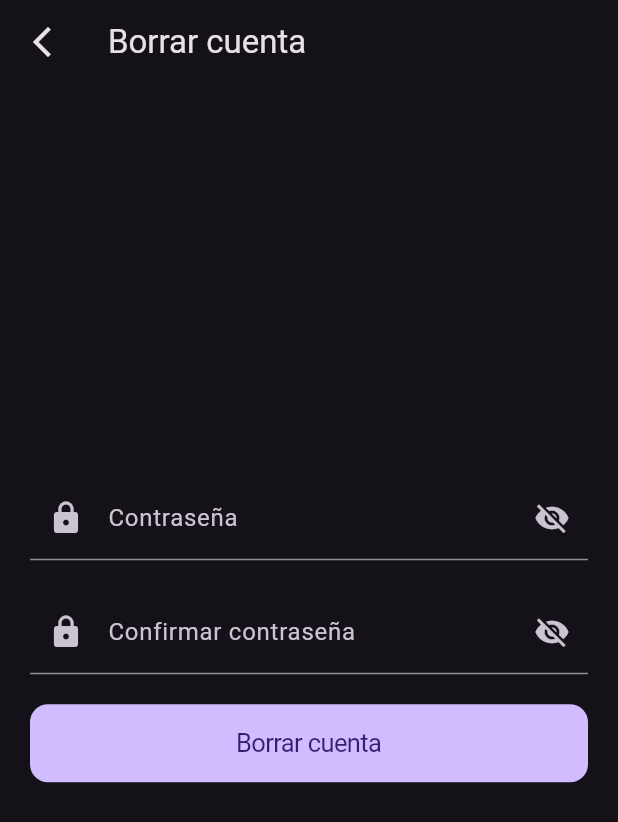
After one commit to PepeRCx/trivia-quest, a Flutter app: the DeleteAccountPage screen opened by its route, on a phone screen of 412 x 824 dp. The commit adds this screen. Shown: the top 822 px of the screen. Run offline on Flutter 3.47's test engine with Material 3 defaults, Android fonts, the phone set to English and light mode, and no system bars; our stand-ins replace firebase_auth, firebase_core, flutter_blue_plus, flutter_speed_dial, google_nav_bar; accounts and stored records are empty; generated files the repository leaves out were written again.

Commit message:
[IMP] new folder for auth widgets and delete account page

```diff
--- a/lib/main.dart
+++ b/lib/main.dart
@@ -1,9 +1,10 @@
 import 'package:flutter/material.dart';
+import 'package:trivia_quest/pages/auth/delete_account.dart';
 import 'package:trivia_quest/pages/home.dart';
-import 'package:trivia_quest/pages/login.dart';
+import 'package:trivia_quest/pages/auth/login.dart';
 
 import 'package:firebase_core/firebase_core.dart';
-import 'package:trivia_quest/pages/signup.dart';
+import 'package:trivia_quest/pages/auth/signup.dart';
 import 'firebase_options.dart';
 
 void main() async {
@@ -28,6 +29,7 @@ class MainApp extends StatelessWidget {
         '/login': (context) => const LoginPage(),
         '/signup': (context) => const SignupPage(),
         '/home': (context) => const HomePage(),
+        '/delete_account': (context) => const DeleteAccountPage(),
       },
     );
   }
--- /dev/null
+++ b/lib/pages/auth/delete_account.dart
@@ -0,0 +1,137 @@
+import 'package:firebase_auth/firebase_auth.dart';
+import 'package:flutter/cupertino.dart';
+import 'package:flutter/material.dart';
+import 'package:trivia_quest/services/auth.dart';
+
+class DeleteAccountPage extends StatefulWidget {
+  const DeleteAccountPage({super.key});
+
+  @override
+  DeleteAccountPageState createState() => DeleteAccountPageState();
+}
+
+class DeleteAccountPageState extends State<DeleteAccountPage> {
+
+  String errorMessage = '';
+  bool isPasswordVisible = false;
+  bool isPasswordConfirmVisible = false;
+  TextEditingController passwordController = TextEditingController();
+  TextEditingController passwordConfirmController = TextEditingController();
+
+  void deleteAccount() async {
+    if (passwordController.text != passwordConfirmController.text) {
+      setState(() {
+        errorMessage = 'Las contraseñas no coinciden';
+      });
+      return;
+    }
+    try {
+      await authService.value.deleteAccount(email: authService.value.currentUser!.email!, password: passwordController.text);
+      if (!mounted) return;
+      Navigator.pushNamedAndRemoveUntil(context, '/login', (route) => false);
+    } on FirebaseAuthException catch (e) {
+      setState(() {
+        errorMessage = e.message ?? 'Algo salió mal';
+      });
+    }
+  }
+
+  Future<bool?> showConfirmationDialog(BuildContext context) {
+    return showDialog(
+      context: context,
+      builder: (context) => AlertDialog(
+        title: const Text('Estás seguro?'),
+        content: const Text('Esta acción'),
+        actions: [
+          TextButton(
+            onPressed: () => Navigator.pop(context, false),
+            child: const Text('Cancelar'),
+          ),
+          ElevatedButton(
+            onPressed: () => Navigator.pop(context, true),
+            child: const Text('Borrar cuenta'),
+          )
+        ],
+      )
+    );
+  }
+
+  @override
+  Widget build(BuildContext context) {
+    return Scaffold(
+      appBar: AppBar(
+        title: const Text('Borrar cuenta'),
+        leading: IconButton(
+          onPressed: () {
+            Navigator.pop(context);
+          },
+          icon: const Icon(Icons.arrow_back_ios_new),
+        ),
+      ),
+      body: Stack(
+        children: [
+          Padding(
+            padding: const EdgeInsets.all(20),
+            child: Column(
+              mainAxisAlignment: MainAxisAlignment.center,
+              children: [
+                TextField(
+                  controller: passwordController,
+                  obscureText: !isPasswordVisible,
+                  decoration: InputDecoration(
+                    labelText: 'Contraseña',
+                    prefixIcon: const Icon(Icons.lock),
+                    suffixIcon: IconButton(
+                      icon: Icon(
+                        isPasswordVisible ? Icons.visibility : Icons.visibility_off,
+                      ),
+                      onPressed: () => setState(() {
+                        isPasswordVisible = !isPasswordVisible;
+                      }),
+                    )
+                  ),
+                ),
+                SizedBox(height: 20),
+                TextField(
+                  controller: passwordConfirmController,
+                  obscureText: !isPasswordConfirmVisible,
+                  decoration: InputDecoration(
+                    labelText: 'Confirmar contraseña',
+                    prefixIcon: const Icon(Icons.lock),
+                    suffixIcon: IconButton(
+                      icon: Icon(
+                        isPasswordConfirmVisible ? Icons.visibility : Icons.visibility_off,
+                      ),
+                      onPressed: () => setState(() {
+                        isPasswordConfirmVisible = !isPasswordConfirmVisible;
+                      }),
+                    )
+                  ),
+                ),
+                SizedBox(height: 20),
+                SizedBox(
+                  width: double.infinity,
+                  child: CupertinoButton.filled(
+                    child: const Text('Borrar cuenta'),
+                    onPressed: () {
+                      showConfirmationDialog(context).then((value) {
+                        if (value == true) {
+                          deleteAccount();
+                        }
+                      });
+                    },
+                  ),
+                ),
+                SizedBox(height: 20),
+                Text(
+                  errorMessage,
+                  style: const TextStyle(color: Colors.red),
+                )
+              ],
+            ),
+          )
+        ],
+      ),
+    );
+  }
+}
--- a/lib/pages/tabs/settings.dart
+++ b/lib/pages/tabs/settings.dart
@@ -47,10 +47,15 @@ class SettingsTabState extends State<SettingsTab> {
                 leading: Icon(Icons.sync, color: Colors.purpleAccent),
               ),
               ListTile(
+                title: const Text('Borrar cuenta'),
+                leading: Icon(Icons.delete, color: Colors.purple),
+                onTap: () => Navigator.pushNamed(context, '/delete_account'),
+              ),
+              ListTile(
                 title: const Text('Cerrar sesión'),
                 leading: Icon(Icons.logout, color: Colors.purpleAccent),
                 onTap: () => _logout(),
-              )
+              ),
             ],
           )
         ],
```
Also changed, not shown: lib/pages/auth/login.dart (renamed from lib/pages/login.dart), lib/pages/auth/signup.dart (renamed from lib/pages/signup.dart).
